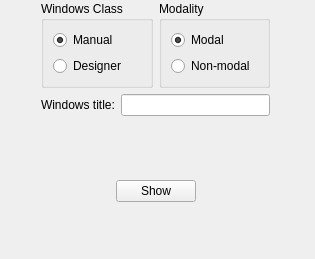
Above: lab3/multichoicewindow.ui from Alfredo-Vargas/QtBasics before the change. Below: the same form after it.
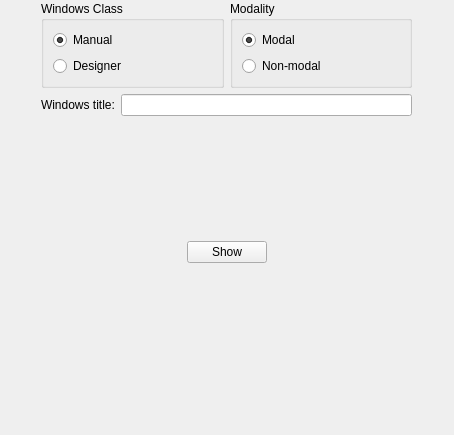
That is the form after the change.

Patch:
```diff
--- a/lab3/multichoicewindow.ui
+++ b/lab3/multichoicewindow.ui
@@ -6,20 +6,20 @@
    <rect>
     <x>0</x>
     <y>0</y>
-    <width>315</width>
-    <height>259</height>
+    <width>454</width>
+    <height>435</height>
    </rect>
   </property>
   <property name="windowTitle">
    <string>Form</string>
   </property>
-  <widget class="QWidget" name="">
+  <widget class="QWidget" name="layoutWidget">
    <property name="geometry">
     <rect>
      <x>41</x>
      <y>1</y>
-     <width>229</width>
-     <height>258</height>
+     <width>371</width>
+     <height>381</height>
     </rect>
    </property>
    <layout class="QVBoxLayout" name="verticalLayout_3">
```
